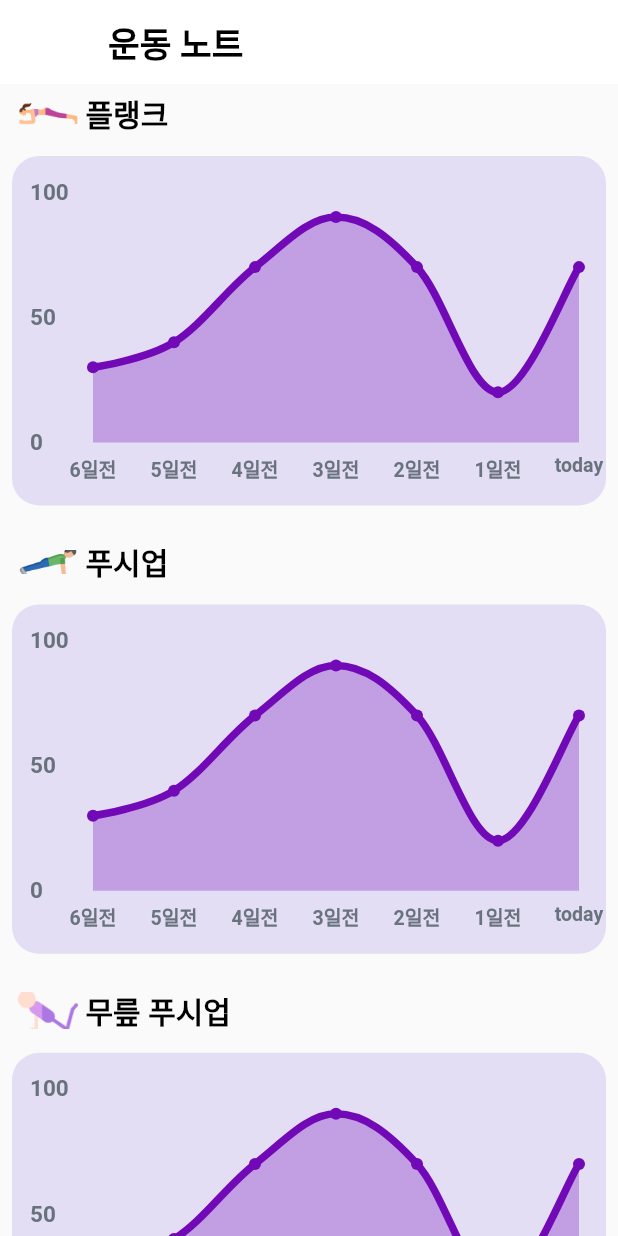
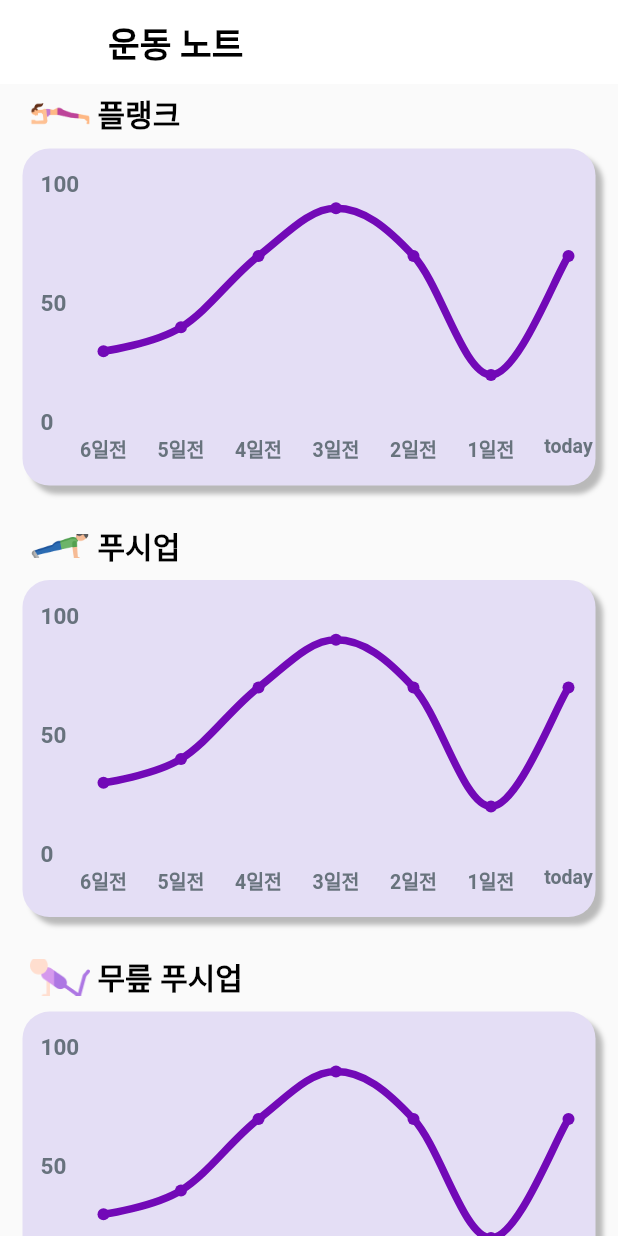
Before and after one commit to NaverMind/AIHealthCare, a Flutter app: the Note screen opened directly, on a phone screen of 412 x 824 dp. Run offline on Flutter 3.47's test engine with Material 2 defaults, Android fonts, the phone set to English and light mode, and no system bars; drawn by our look-alikes of fl_chart; our stand-ins replace file_picker, flutter_tts, introduction_screen, permission_handler, shared_preferences, youtube_player_flutter; missing offline and left inert: body_detection, circular_bottom_navigation; accounts and stored records are empty.

Commit message:
add const & graph design update #1

```diff
--- a/senior_fit_1/lib/model/body_detection.dart
+++ b/senior_fit_1/lib/model/body_detection.dart
@@ -66,8 +66,8 @@ class _DetectPageState extends State<DetectPage> {
 
     // To avoid a memory leak issue.
     // https://github.com/flutter/flutter/issues/60160
-    PaintingBinding.instance?.imageCache?.clear();
-    PaintingBinding.instance?.imageCache?.clearLiveImages();
+    PaintingBinding.instance.imageCache.clear();
+    PaintingBinding.instance.imageCache.clearLiveImages();
     print('☠️ log: _handleCameraImage');
 
     final image = Image.memory(
--- a/senior_fit_1/lib/screens/for_chart.dart
+++ b/senior_fit_1/lib/screens/for_chart.dart
@@ -23,11 +23,19 @@ class _LineChartSample2State extends State<LineChartSample2> {
         AspectRatio(
           aspectRatio: 1.70,
           child: DecoratedBox(
-            decoration: const BoxDecoration(
-              borderRadius: BorderRadius.all(
+            decoration: BoxDecoration(
+              borderRadius: const BorderRadius.all(
                 Radius.circular(18),
               ),
-              color: Color(0xffe4def5),
+              color: const Color(0xffe4def5),
+              boxShadow: [
+                BoxShadow(
+                  color: Colors.grey.withOpacity(0.7),
+                  spreadRadius: 0,
+                  blurRadius: 2.0,
+                  offset: const Offset(5, 5), // changes position of shadow
+                ),
+              ],
             ),
             child: Padding(
               padding: const EdgeInsets.only(
@@ -187,7 +195,7 @@ class _LineChartSample2State extends State<LineChartSample2> {
             show: true,
             gradient: LinearGradient(
               colors: gradientColors
-                  .map((color) => color.withOpacity(0.3))
+                  .map((color) => color.withOpacity(0))
                   .toList(),
             ),
           ),
@@ -244,7 +252,7 @@ class _LineChartSample2State extends State<LineChartSample2> {
       ),
       borderData: FlBorderData(
         show: true,
-        border: Border.all(color: const Color(0xff37434d)),
+        border: Border.all(color: const Color(0xffffffff)),
       ),
       minX: 0,
       maxX: 11,
--- a/senior_fit_1/lib/screens/note.dart
+++ b/senior_fit_1/lib/screens/note.dart
@@ -13,9 +13,9 @@ class _MyPageState extends State<Note> {
   Widget build(BuildContext context) {
     return Scaffold(
       appBar: AppBar(
-        title: Text('운동 노트'),
+        title: const Text('운동 노트'),
         backgroundColor: Colors.white,
-        titleTextStyle: TextStyle(color: Colors.black, fontWeight: FontWeight.bold,fontSize: 23),
+        titleTextStyle: const TextStyle(color: Colors.black, fontWeight: FontWeight.bold,fontSize: 23),
         elevation: 0.0,
       ),
       body: Container(
@@ -28,14 +28,14 @@ class _MyPageState extends State<Note> {
                 alignment: Alignment.centerLeft,
                 child: Row(
                   children: [
-                    SizedBox(width: 12,),
+                    const SizedBox(width: 20,),
                     Image.asset(
                       'images/plank.png',
                       height: 40,
                       width: 40,
                       fit: BoxFit.contain,
                     ),
-                    Text(
+                    const Text(
                       ' 플랭크',
                       style: TextStyle(
                         color: Colors.black,
@@ -46,25 +46,25 @@ class _MyPageState extends State<Note> {
                   ],
                 ),
               ),
-              Padding(
-                padding: const EdgeInsets.all(8.0),
+              const Padding(
+                padding: EdgeInsets.fromLTRB(15, 3, 15, 10),
                 child: LineChartSample2(),
               ),
-              SizedBox(
+              const SizedBox(
                 height: 10,
               ),
               Container(
                 alignment: Alignment.centerLeft,
                 child: Row(
                   children: [
-                    SizedBox(width: 12,),
+                    const SizedBox(width: 20,),
                     Image.asset(
                       'images/pushup.png',
                       height: 40,
                       width: 40,
                       fit: BoxFit.contain,
                     ),
-                    Text(
+                    const Text(
                       ' 푸시업',
                       style: TextStyle(
                         color: Colors.black,
@@ -75,25 +75,25 @@ class _MyPageState extends State<Note> {
                   ],
                 ),
               ),
-              Padding(
-                padding: const EdgeInsets.all(8.0),
+              const Padding(
+                padding: EdgeInsets.fromLTRB(15, 3, 15, 10),
                 child: LineChartSample2(),
               ),
-              SizedBox(
+              const SizedBox(
                 height: 10,
               ),
               Container(
                 alignment: Alignment.centerLeft,
                 child: Row(
                   children: [
-                    SizedBox(width: 12,),
+                    const SizedBox(width: 20,),
                     Image.asset(
                       'images/npush.png',
                       height: 40,
                       width: 40,
                       fit: BoxFit.contain,
                     ),
-                    Text(
+                    const Text(
                       ' 무릎 푸시업',
                       style: TextStyle(
                         color: Colors.black,
@@ -104,25 +104,25 @@ class _MyPageState extends State<Note> {
                   ],
                 ),
               ),
-              Padding(
-                padding: const EdgeInsets.all(8.0),
+              const Padding(
+                padding: EdgeInsets.fromLTRB(15, 3, 15, 10),
                 child: LineChartSample2(),
               ),
-              SizedBox(
+              const SizedBox(
                 height: 10,
               ),
               Container(
                 alignment: Alignment.centerLeft,
                 child: Row(
                   children: [
-                    SizedBox(width: 12,),
+                    const SizedBox(width: 20,),
                     Image.asset(
                       'images/man.png',
                       height: 40,
                       width: 40,
                       fit: BoxFit.contain,
                     ),
-                    Text(
+                    const Text(
                       ' 사이드 크런치',
                       style: TextStyle(
                         color: Colors.black,
@@ -133,8 +133,8 @@ class _MyPageState extends State<Note> {
                   ],
                 ),
               ),
-              Padding(
-                padding: const EdgeInsets.all(8.0),
+              const Padding(
+                padding: EdgeInsets.fromLTRB(15, 3, 15, 10),
                 child: LineChartSample2(),
               ),
             ],
```
Also changed, not shown: senior_fit_1/lib/main.dart (+18 -13 lines), senior_fit_1/lib/model/pose_mask_painter.dart (+5 -5 lines), senior_fit_1/lib/screens/detail_screen.dart (+6 -6 lines), senior_fit_1/lib/screens/home_list.dart (+8 -8 lines), senior_fit_1/lib/screens/mypage.dart (+13 -13 lines), senior_fit_1/lib/screens/onboarding.dart (+17 -17 lines), senior_fit_1/lib/screens/player.dart (+4 -4 lines).
